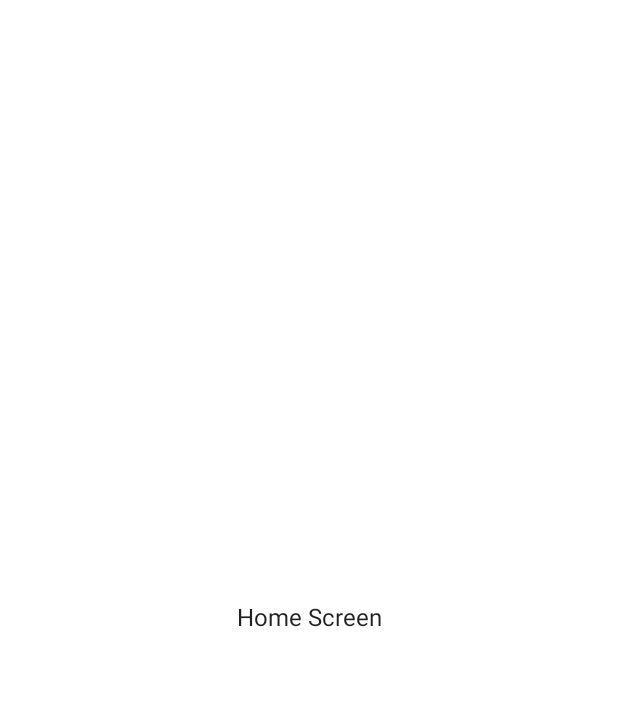
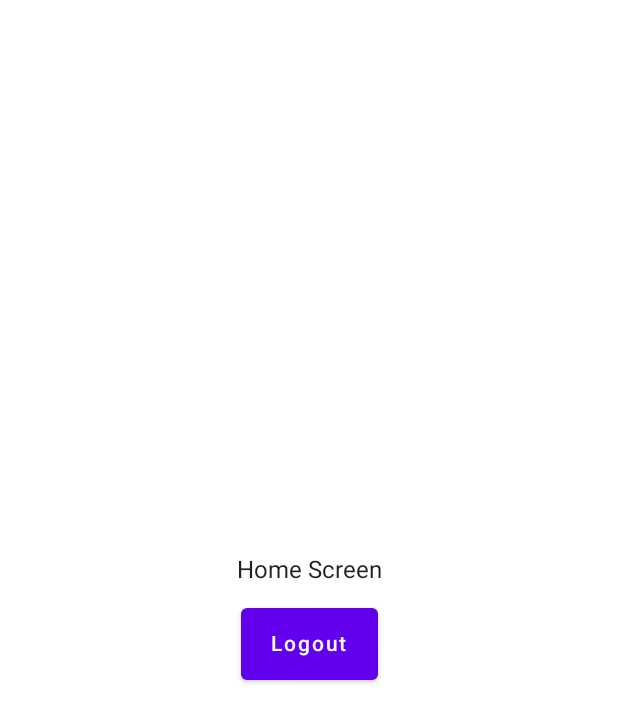
Before and after one commit to RujiraKongsomran/JC_TextFieldsLearn, an Android app built with Jetpack Compose: the HomeScreen screen opened through its navigation route, on a phone screen of 412 x 824 dp. Before the commit the part shown is almost empty. Shown: the top 722 px of the screen. Run offline under Robolectric (Android 15) with nearby library versions, the phone set to English and light mode, and no system bars.

```diff
--- a/app/src/main/java/com/rujirakongsomran/jc_textfieldslearn/HomeScreen.kt
+++ b/app/src/main/java/com/rujirakongsomran/jc_textfieldslearn/HomeScreen.kt
@@ -1,21 +1,27 @@
 package com.rujirakongsomran.jc_textfieldslearn
 
-import androidx.compose.foundation.layout.Arrangement
-import androidx.compose.foundation.layout.Column
-import androidx.compose.foundation.layout.fillMaxSize
+import androidx.compose.foundation.clickable
+import androidx.compose.foundation.layout.*
+import androidx.compose.material.Button
 import androidx.compose.material.Text
 import androidx.compose.runtime.Composable
 import androidx.compose.ui.Alignment
 import androidx.compose.ui.Modifier
 import androidx.compose.ui.text.font.FontWeight
 import androidx.compose.ui.tooling.preview.Preview
+import androidx.compose.ui.unit.dp
 import androidx.compose.ui.unit.sp
+import androidx.navigation.NavHostController
+import androidx.navigation.compose.rememberNavController
 
 @Composable
-fun HomeScreen() {
+fun HomeScreen(
+    navController: NavHostController
+) {
     Column(
         modifier = Modifier
-            .fillMaxSize(),
+            .fillMaxSize()
+            .padding(40.dp),
         horizontalAlignment = Alignment.CenterHorizontally,
         verticalArrangement = Arrangement.Center
     ) {
@@ -24,11 +30,28 @@ fun HomeScreen() {
             fontSize = 16.sp,
             fontWeight = FontWeight.Normal
         )
+        Spacer(modifier = Modifier.height(16.dp))
+        Button(
+            onClick = {
+                navController.navigate(route = Screen.Login.route)
+            },
+            // Uses ButtonDefaults.ContentPadding by default
+            contentPadding = PaddingValues(
+                start = 20.dp,
+                top = 16.dp,
+                end = 20.dp,
+                bottom = 16.dp
+            ),
+        ) {
+            Text("Logout")
+        }
     }
 }
 
 @Preview(showBackground = true)
 @Composable
 fun HomeScreenPreview() {
-    HomeScreen()
+    HomeScreen(
+        navController = rememberNavController()
+    )
 }
--- a/app/src/main/java/com/rujirakongsomran/jc_textfieldslearn/NavGraph.kt
+++ b/app/src/main/java/com/rujirakongsomran/jc_textfieldslearn/NavGraph.kt
@@ -23,7 +23,9 @@ fun SetupNavGraph(
         composable(
             route = Screen.Home.route
         ){
-            HomeScreen()
+            HomeScreen(
+                navController = navController
+            )
         }
     }
 }
```
